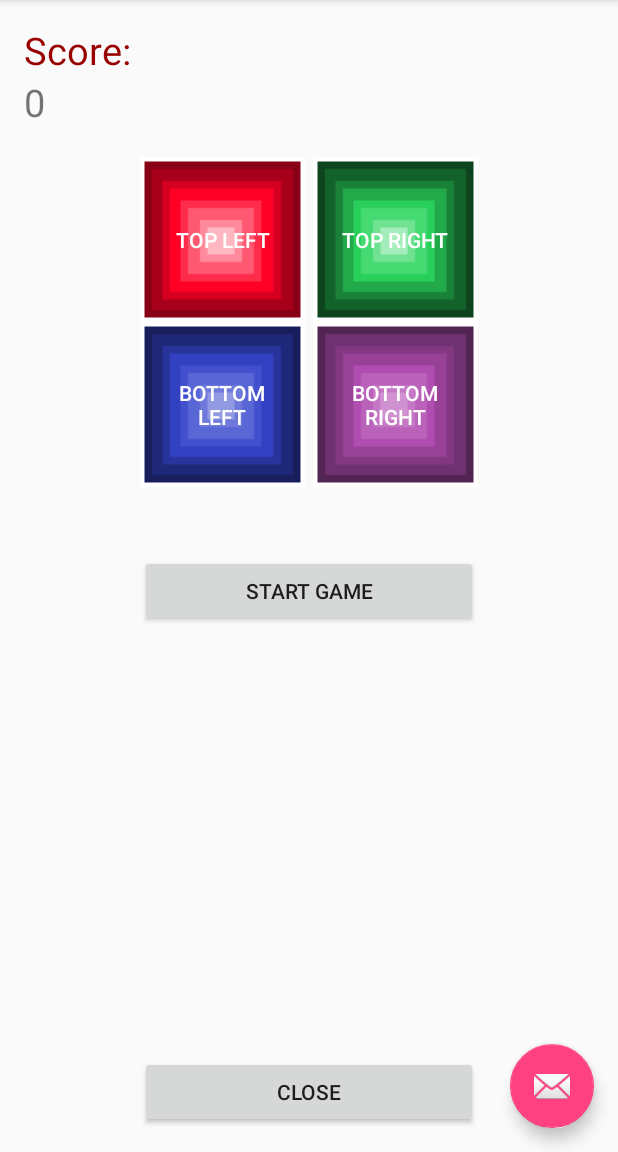
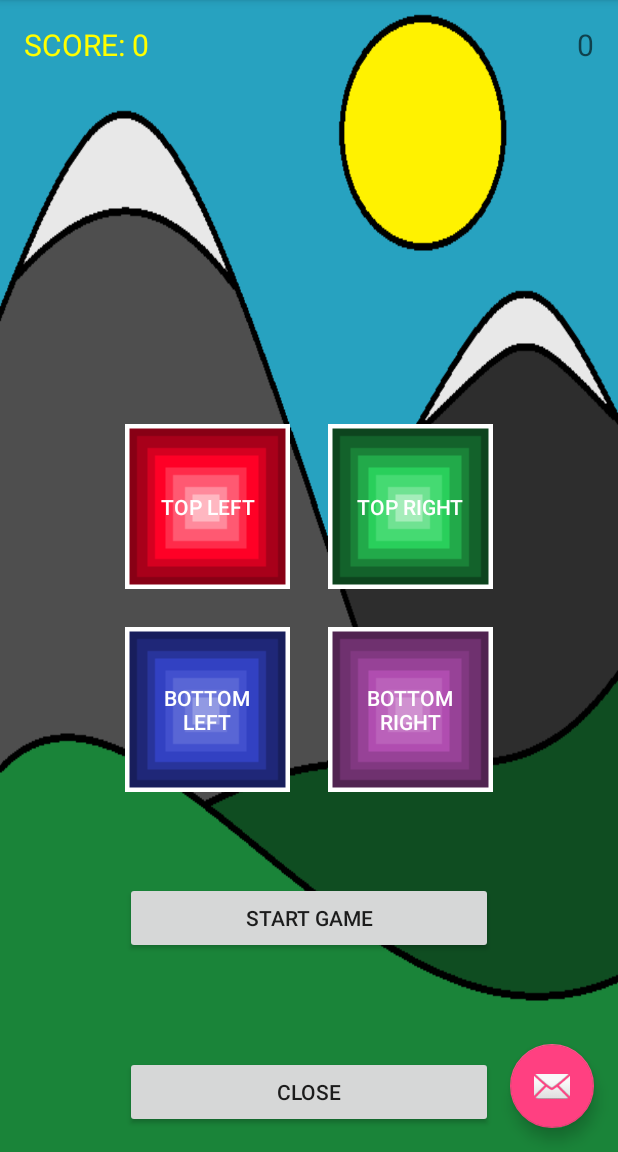
Before and after one commit to Naxess/SimonSays, an Android app: the MainActivity screen opened directly, with no data from a screen before it, on a phone screen of 412 x 824 dp, the part 84-1236 px from its top. Run offline under Robolectric (Android 15) with nearby library versions, the phone set to English and light mode, and no system bars.

Commit message:
4/10/2016

```diff
--- a/app/src/main/java/com/com220/sli/simonsays/MainActivity.java
+++ b/app/src/main/java/com/com220/sli/simonsays/MainActivity.java
@@ -349,7 +349,7 @@ public class MainActivity extends AppCompatActivity
                             numUserInputs = 0;
                             numOfItems++;
                             gameStart = false;
-                            start.setText("Start Level: " + scoreLevel);
+                            start.setText("Start Level: " + (scoreLevel + 1));
                             score.setText(0 + "");
                             textView.setText("Score: ");
                             soundFive.start();
--- a/app/src/main/res/layout/content_main.xml
+++ b/app/src/main/res/layout/content_main.xml
@@ -4,6 +4,7 @@
     xmlns:tools="http://schemas.android.com/tools"
     android:layout_width="match_parent"
     android:layout_height="match_parent"
+    android:background="@drawable/background3"
     android:weightSum="2"
     android:orientation="horizontal"
     android:paddingBottom="@dimen/activity_vertical_margin"
@@ -21,7 +22,7 @@
         android:text="Start Game"
         android:id="@+id/start"
         android:layout_gravity="center_vertical"
-        android:layout_marginTop="45dp"
+        android:layout_marginTop="60dp"
         android:layout_below="@+id/bottomleft_button"
         android:layout_alignRight="@+id/bottomright_button"
         android:layout_alignEnd="@+id/bottomright_button"
@@ -37,7 +38,7 @@
         android:background="@drawable/button_red"
         android:paddingLeft="10dp"
         android:paddingRight="10dp"
-        android:layout_above="@+id/bottomleft_button"
+        android:layout_above="@+id/space4"
         android:layout_toLeftOf="@+id/space2"
         android:layout_toStartOf="@+id/space2" />
 
@@ -50,9 +51,10 @@
         android:background="@drawable/button_green"
         android:paddingLeft="10dp"
         android:paddingRight="10dp"
-        android:layout_alignBottom="@+id/topleft_button"
+        android:layout_above="@+id/space4"
         android:layout_toRightOf="@+id/space2"
-        android:layout_toEndOf="@+id/space2" />
+        android:layout_toEndOf="@+id/space2"
+        android:layout_alignTop="@+id/topleft_button" />
 
     <Button
         android:id="@+id/bottomleft_button"
@@ -63,8 +65,8 @@
         android:background="@drawable/button_blue"
         android:paddingLeft="10dp"
         android:paddingRight="10dp"
-        android:layout_below="@+id/space3"
         android:layout_toLeftOf="@+id/space2"
+        android:layout_alignBottom="@+id/space3"
         android:layout_alignLeft="@+id/topleft_button"
         android:layout_alignStart="@+id/topleft_button" />
 
@@ -77,18 +79,18 @@
         android:background="@drawable/button_purple"
         android:paddingLeft="10dp"
         android:paddingRight="10dp"
-        android:layout_below="@+id/space3"
-        android:layout_toRightOf="@+id/space2"
-        android:layout_alignBottom="@+id/bottomleft_button"
+        android:layout_alignLeft="@+id/topright_button"
+        android:layout_alignStart="@+id/topright_button"
         android:layout_alignRight="@+id/topright_button"
-        android:layout_alignEnd="@+id/topright_button" />
+        android:layout_alignEnd="@+id/topright_button"
+        android:layout_alignBottom="@+id/space3" />
 
     <TextView
         android:layout_width="wrap_content"
         android:layout_height="wrap_content"
-        android:text="Score: "
-        android:textSize="25dp"
-        android:textColor="#990000"
+        android:text="SCORE: "
+        android:textSize="20dp"
+        android:textColor="#ffff00"
         android:id="@+id/textView"
         android:layout_gravity="center_vertical"
         android:layout_alignParentTop="true"
@@ -99,14 +101,15 @@
         android:layout_width="wrap_content"
         android:layout_height="wrap_content"
         android:text="0"
-        android:textSize="25dp"
+        android:textSize="20dp"
+        android:textColor="#ffff00"
         android:id="@+id/score"
         android:layout_x="221dp"
         android:layout_y="464dp"
         android:layout_gravity="center_vertical"
-        android:layout_below="@+id/textView"
-        android:layout_toRightOf="@+id/newHighScore"
-        android:layout_toEndOf="@+id/newHighScore" />
+        android:layout_alignParentTop="true"
+        android:layout_toRightOf="@+id/textView"
+        android:layout_toEndOf="@+id/textView" />
 
     <Button
         android:layout_width="wrap_content"
@@ -116,20 +119,22 @@
         android:layout_alignBottom="@+id/space2"
         android:layout_alignLeft="@+id/start"
         android:layout_alignStart="@+id/start"
-        android:layout_alignRight="@+id/bottomright_button"
-        android:layout_alignEnd="@+id/bottomright_button" />
+        android:layout_alignRight="@+id/start"
+        android:layout_alignEnd="@+id/start" />
 
     <TextView
         android:layout_width="wrap_content"
         android:layout_height="wrap_content"
-        android:textSize="30dp"
+        android:textSize="20dp"
+        android:textColor="#ffffff"
         android:id="@+id/newHighScore"
-        android:layout_above="@+id/start"
-        android:layout_alignParentLeft="true"
-        android:layout_alignParentStart="true" />
+        android:hint="0"
+        android:layout_alignParentTop="true"
+        android:layout_alignParentRight="true"
+        android:layout_alignParentEnd="true" />
 
     <Space
-        android:layout_width="5dp"
+        android:layout_width="25dp"
         android:layout_height="match_parent"
         android:layout_centerVertical="true"
         android:layout_centerHorizontal="true"
@@ -137,11 +142,18 @@
 
     <Space
         android:layout_width="match_parent"
-        android:layout_height="5dp"
+        android:layout_height="25dp"
         android:id="@+id/space3"
-        android:layout_alignParentTop="true"
-        android:layout_alignParentLeft="true"
-        android:layout_alignParentStart="true"
-        android:layout_marginTop="193dp" />
+        android:layout_above="@+id/mainClose"
+        android:layout_alignParentRight="true"
+        android:layout_alignParentEnd="true"
+        android:layout_marginBottom="176dp" />
+
+    <Space
+        android:layout_width="match_parent"
+        android:layout_height="25dp"
+        android:layout_above="@+id/bottomleft_button"
+        android:layout_centerHorizontal="true"
+        android:id="@+id/space4" />
 
 </RelativeLayout>
```
Also changed, not shown: app/src/main/res/layout/content_about_page.xml (+65 -5 lines), app/src/main/res/layout/content_score_page.xml (+28 -8 lines), app/src/main/res/drawable-hdpi/ic_action_name.png (added), app/src/main/res/drawable-mdpi/ic_action_name.png (added), app/src/main/res/drawable-xhdpi/ic_action_name.png (added), app/src/main/res/drawable-xxhdpi/ic_action_name.png (added), app/src/main/res/drawable/background3.png, app/src/main/res/drawable/background5.png (added), app/src/main/res/drawable/background6.png (added), app/src/main/res/drawable/button_blue2.png (added), app/src/main/res/drawable/button_blue2_clear.png (added), app/src/main/res/drawable/button_green2.png (added), app/src/main/res/drawable/button_green2_clear.png (added), app/src/main/res/drawable/button_purple2.png (added), 4 more files.
